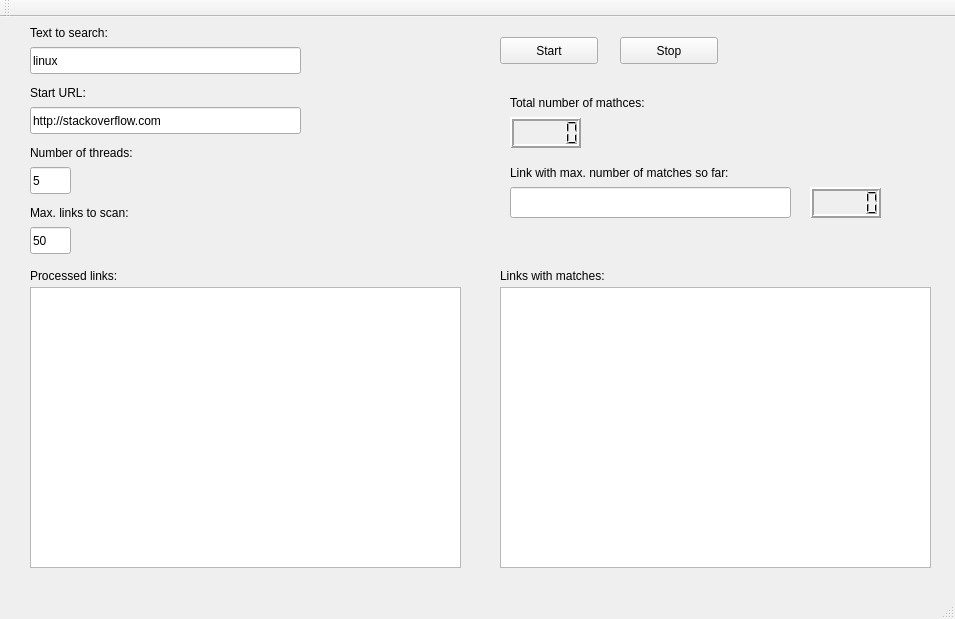
Old version of the form mainwindow.ui in the repository aot9/WebParser.
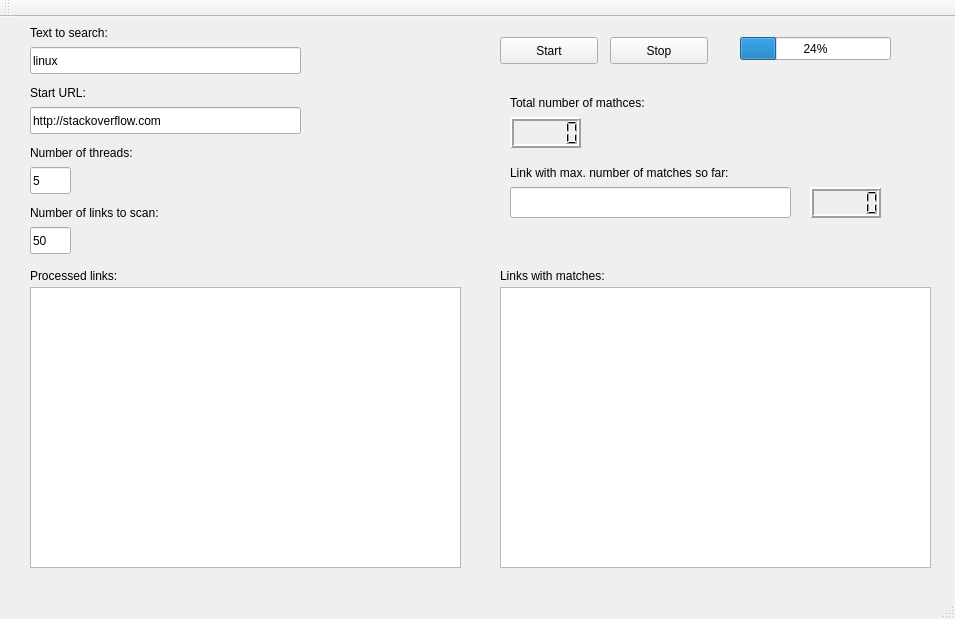
New version of the form.

What changed in the file:
```diff
--- a/mainwindow.ui
+++ b/mainwindow.ui
@@ -71,12 +71,12 @@
      <rect>
       <x>30</x>
       <y>180</y>
-      <width>151</width>
+      <width>171</width>
       <height>31</height>
      </rect>
     </property>
     <property name="text">
-     <string>Max. links to scan:</string>
+     <string>Number of links to scan:</string>
     </property>
    </widget>
    <widget class="QLineEdit" name="numThreads">
@@ -160,7 +160,7 @@
    <widget class="QPushButton" name="stopButton">
     <property name="geometry">
      <rect>
-      <x>620</x>
+      <x>610</x>
       <y>20</y>
       <width>98</width>
       <height>27</height>
@@ -258,6 +258,19 @@
      </rect>
     </property>
    </widget>
+   <widget class="QProgressBar" name="progressBar">
+    <property name="geometry">
+     <rect>
+      <x>740</x>
+      <y>20</y>
+      <width>151</width>
+      <height>23</height>
+     </rect>
+    </property>
+    <property name="value">
+     <number>24</number>
+    </property>
+   </widget>
   </widget>
   <widget class="QToolBar" name="mainToolBar">
    <attribute name="toolBarArea">
```
